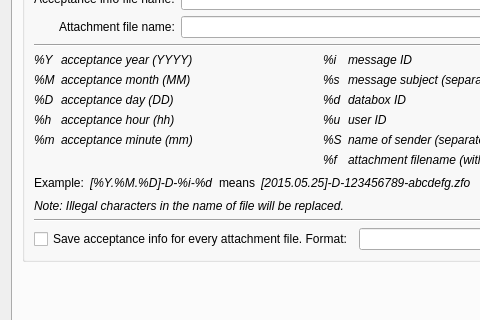
First picture: the form in src/gui/ui/dlg_preferences.ui, repository psakar/datovka, before the edit; both pictures show x 0 to 480 and y 208 to 528 of the 640 by 615 pixel window.
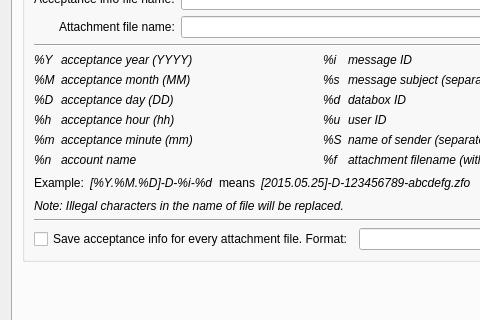
Second picture: the form after the edit. The open tabs and pages were chosen to show the change. Icons and pictures are not drawn.

Commit message: Account name as attachment file name

```diff
--- a/src/gui/ui/dlg_preferences.ui
+++ b/src/gui/ui/dlg_preferences.ui
@@ -1577,6 +1577,34 @@
                 </property>
                </widget>
               </item>
+              <item row="5" column="0">
+               <widget class="QLabel" name="label_36">
+                <property name="font">
+                 <font>
+                  <weight>50</weight>
+                  <italic>true</italic>
+                  <bold>false</bold>
+                 </font>
+                </property>
+                <property name="text">
+                 <string notr="true">%n</string>
+                </property>
+               </widget>
+              </item>
+              <item row="5" column="1">
+               <widget class="QLabel" name="label_37">
+                <property name="font">
+                 <font>
+                  <weight>50</weight>
+                  <italic>true</italic>
+                  <bold>false</bold>
+                 </font>
+                </property>
+                <property name="text">
+                 <string>account name</string>
+                </property>
+               </widget>
+              </item>
              </layout>
             </item>
             <item>
```
The commit also changes 6 other files.
